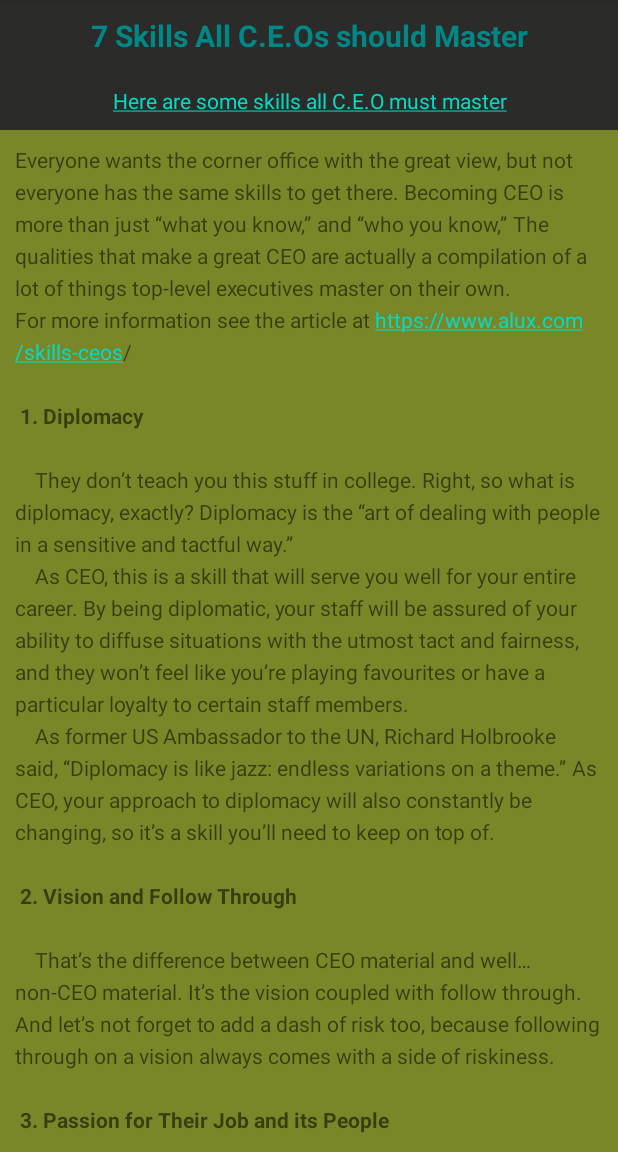
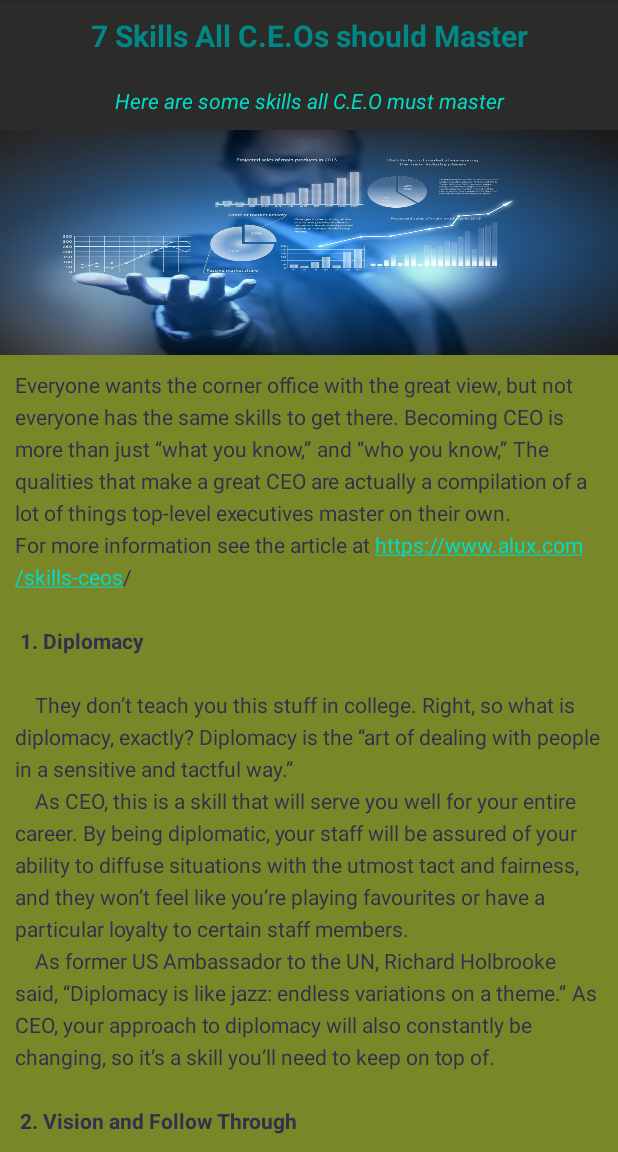
Before and after one commit to dennis-199/lab2, an Android app: the screen it shows after launch (MainActivity), on a phone screen of 412 x 824 dp, the part 84-1236 px from its top. Run offline under Robolectric (Android 15) with nearby library versions, the phone set to English and light mode, and no system bars.

Commit message:
scroll view update

```diff
--- a/app/src/main/res/layout/activity_main.xml
+++ b/app/src/main/res/layout/activity_main.xml
@@ -7,21 +7,18 @@
     tools:context=".MainActivity">
 
 
-
-
     <TextView
         android:id="@+id/article_heading"
         android:layout_width="match_parent"
         android:layout_height="wrap_content"
-        android:layout_marginTop="0dp"
+        android:background="@color/backcolor"
         android:padding="@dimen/padding_regular"
         android:text="@string/article_title"
+        android:textAlignment="center"
         android:textAppearance="@android:style/TextAppearance.DeviceDefault"
+        android:textColor="@color/teal_700"
+        android:textSize="20sp"
         android:textStyle="bold"
-        android:textSize="20sp"
-        android:textColor="@color/teal_700"
-        android:textAlignment="center"
-        android:background="@color/backcolor"
         app:layout_constraintEnd_toEndOf="parent"
         app:layout_constraintStart_toStartOf="parent"
         app:layout_constraintTop_toTopOf="parent" />
@@ -50,15 +47,37 @@
         app:layout_constraintStart_toStartOf="parent"
         app:layout_constraintBottom_toBottomOf="parent"
         app:layout_constraintTop_toBottomOf="@id/article_subheading">
+        <androidx.constraintlayout.widget.ConstraintLayout xmlns:android="http://schemas.android.com/apk/res/android"
+            xmlns:app="http://schemas.android.com/apk/res-auto"
+            xmlns:tools="http://schemas.android.com/tools"
+            android:layout_width="match_parent"
+            android:layout_height="match_parent">
+            <ImageView
+                android:id="@+id/imageview"
+                android:layout_width="match_parent"
+                android:layout_marginTop="0dp"
+                android:layout_height="150dp"
+                android:scaleType="fitXY"
+                app:layout_constraintRight_toRightOf="parent"
+                app:layout_constraintStart_toStartOf="parent"
+                app:layout_constraintEnd_toEndOf="parent"
+                app:layout_constraintTop_toTopOf="parent"
+                android:src="@drawable/biz"/>
+
+
             <TextView
                 android:layout_width="match_parent"
                 android:layout_height="wrap_content"
                 android:lineSpacingExtra="5sp"
                 android:padding="@dimen/padding_regular"
                 android:text="@string/article_text"
+                android:textColor="@color/anothercolor"
                 android:autoLink="web"
                 android:background="@color/newcolor"
-            app:layout_constraintTop_toBottomOf="@id/article_subheading" />
+                app:layout_constraintTop_toBottomOf="@id/imageview" />
+
+        </androidx.constraintlayout.widget.ConstraintLayout>
+
 
 
 
--- a/app/src/main/res/values/colors.xml
+++ b/app/src/main/res/values/colors.xml
@@ -9,4 +9,5 @@
     <color name="white">#FFFFFFFF</color>
     <color name="backcolor">#2b2b29</color>
     <color name="newcolor">#7a8729</color>
+    <color name="anothercolor">#2E324C</color>
 </resources>
--- a/app/src/main/res/values/strings.xml
+++ b/app/src/main/res/values/strings.xml
@@ -1,7 +1,7 @@
 <resources>
     <string name="app_name">lab2</string>
     <string name="article_title">7 Skills All C.E.Os should Master</string>
-    <string name="article_subtitle"><u>Here are some skills all C.E.O must master</u></string>
+    <string name="article_subtitle"><i>Here are some skills all C.E.O must master</i></string>
     <string name="article_text">Everyone wants the corner office with the great view, but not everyone has the same skills to get there. Becoming CEO is more than just “what you know,” and “who you know,” The qualities that make a great CEO are actually a compilation of a lot of things top-level executives master on their own.
     \nFor more information see the article at https://www.alux.com/skills-ceos/
     \n\n
```
Also changed, not shown: app/src/main/res/drawable/biz.png (deleted), app/src/main/res/drawable/world.jpg (added). Lines whose indentation alone changed are shown as unchanged.
